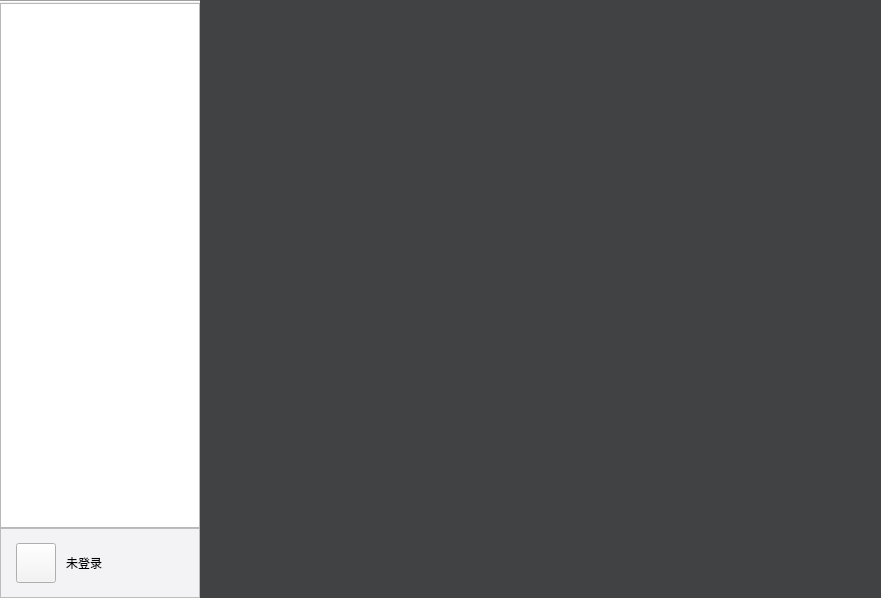
cuncinc/CloudMusic_Qt, file main2window.ui: the form before one commit.
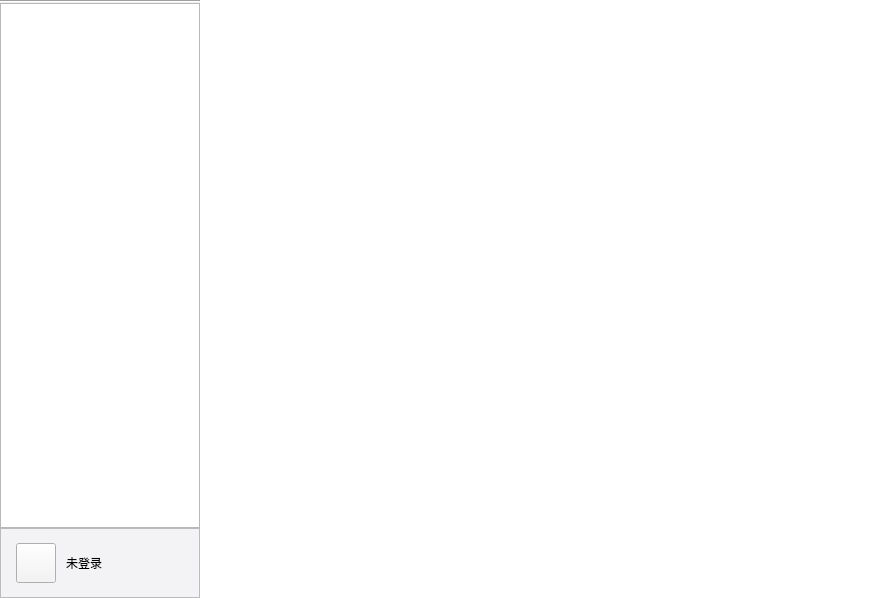
The form after the commit. Icons and pictures are not drawn. Custom widgets are drawn as their Qt base class.

```diff
--- a/main2window.ui
+++ b/main2window.ui
@@ -355,7 +355,9 @@
        <bool>false</bool>
       </property>
       <property name="styleSheet">
-       <string notr="true">background-color: #404244</string>
+       <string notr="true">QStackedWidget{
+background-color:#FFFFFF
+}</string>
       </property>
       <property name="currentIndex">
        <number>1</number>
```
